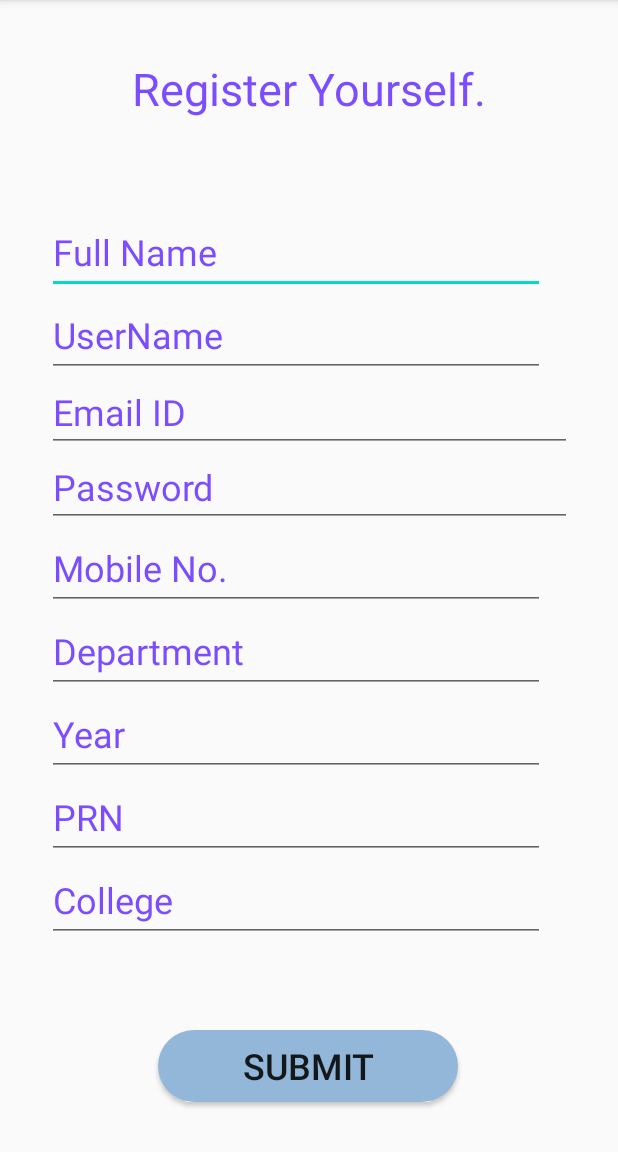
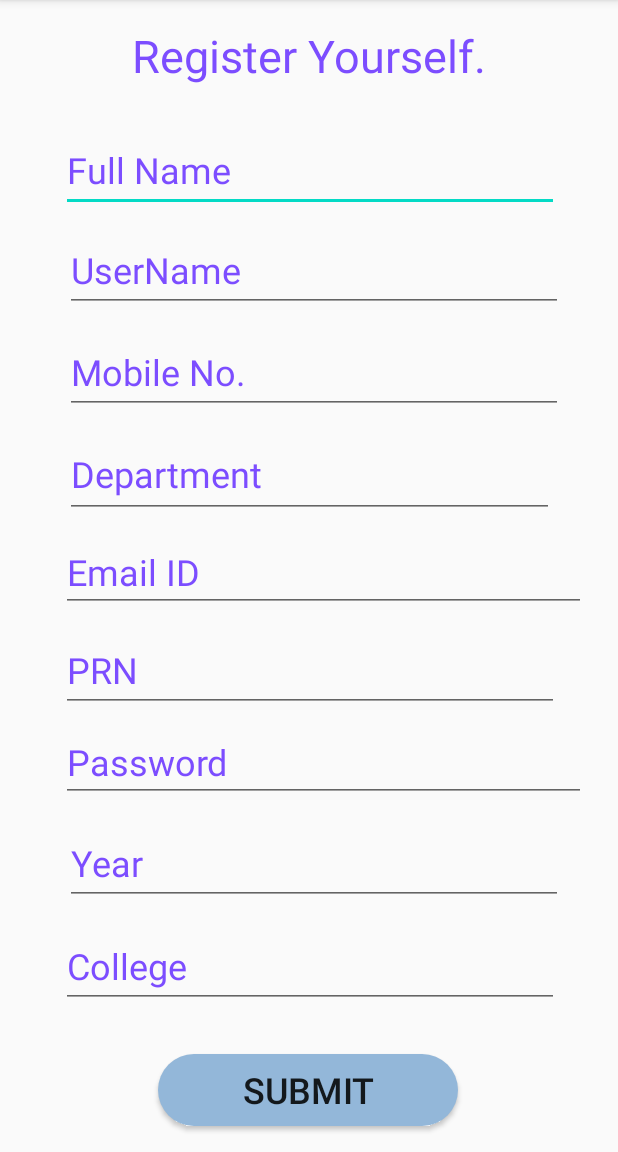
Before and after one commit to BhumikaTrivedi06/AttendanceMarkerQR, an Android app: the stud_reg screen opened directly, with no data from a screen before it, on a phone screen of 412 x 824 dp, the part 84-1236 px from its top. Run offline under Robolectric (Android 15) with nearby library versions, the phone set to English and light mode, and no system bars; our stand-ins replace Firebase (no records; nobody signed in at launch, a user with empty details on screens opened directly); Roboto replaces fonts that are not available here.

Commit message:
Changes Done

```diff
--- a/app/src/main/AndroidManifest.xml
+++ b/app/src/main/AndroidManifest.xml
@@ -6,7 +6,6 @@
     <uses-permission android:name="android.permission.WRITE_EXTERNAL_STORAGE" />
     <uses-permission android:name="android.permission.CAMERA" />
 
-
     <application
         android:allowBackup="true"
         android:icon="@mipmap/ic_launcher"
@@ -14,12 +13,11 @@
         android:roundIcon="@mipmap/ic_launcher_round"
         android:supportsRtl="true"
         android:theme="@style/AppTheme">
-        <activity android:name=".Att_Scanner"></activity>
+        <activity android:name=".Att_Scanner" />
         <activity android:name=".stud_board" />
         <activity android:name=".teach_info" />
         <activity android:name=".teach_board" />
         <activity android:name=".Stud_info" />
-        <activity android:name=".dashboard" />
         <activity android:name=".teach_reg" />
         <activity android:name=".stud_reg" />
         <activity android:name=".teach_login_page" />
--- a/app/src/main/res/layout/activity_stud_reg.xml
+++ b/app/src/main/res/layout/activity_stud_reg.xml
@@ -6,20 +6,6 @@
     android:layout_height="match_parent"
     tools:context=".stud_reg">
 
-    <ScrollView
-        android:layout_width="wrap_content"
-        android:layout_height="wrap_content"
-        app:layout_constraintBottom_toBottomOf="parent"
-        app:layout_constraintEnd_toEndOf="parent"
-        app:layout_constraintStart_toStartOf="parent"
-        app:layout_constraintTop_toTopOf="parent">
-
-        <LinearLayout
-            android:layout_width="wrap_content"
-            android:layout_height="wrap_content"
-            android:orientation="vertical"
-            android:paddingBottom="20dp"
-            android:paddingTop="20dp">
 
     <EditText
         android:id="@+id/edit_s_fullname"
@@ -32,8 +18,10 @@
         android:textSize="24sp"
         app:layout_constraintBottom_toBottomOf="parent"
         app:layout_constraintEnd_toEndOf="parent"
+        app:layout_constraintHorizontal_bias="0.506"
         app:layout_constraintStart_toStartOf="parent"
-                app:layout_constraintTop_toTopOf="parent" />
+        app:layout_constraintTop_toTopOf="parent"
+        app:layout_constraintVertical_bias="0.121" />
 
     <EditText
         android:id="@+id/edit_s_username"
@@ -46,10 +34,10 @@
         android:textSize="24sp"
         app:layout_constraintBottom_toBottomOf="parent"
         app:layout_constraintEnd_toEndOf="parent"
+        app:layout_constraintHorizontal_bias="0.544"
         app:layout_constraintStart_toStartOf="parent"
-                app:layout_constraintTop_toTopOf="parent" />
-
-
+        app:layout_constraintTop_toTopOf="parent"
+        app:layout_constraintVertical_bias="0.214" />
 
     <EditText
         android:id="@+id/edit_email1"
@@ -62,10 +50,10 @@
         android:textSize="24sp"
         app:layout_constraintBottom_toBottomOf="parent"
         app:layout_constraintEnd_toEndOf="parent"
-                app:layout_constraintHorizontal_bias="0.491"
+        app:layout_constraintHorizontal_bias="0.655"
         app:layout_constraintStart_toStartOf="parent"
         app:layout_constraintTop_toTopOf="parent"
-                app:layout_constraintVertical_bias="0.346" />
+        app:layout_constraintVertical_bias="0.499" />
 
     <EditText
         android:id="@+id/edit_pswd1"
@@ -78,42 +66,43 @@
         android:textSize="24sp"
         app:layout_constraintBottom_toBottomOf="parent"
         app:layout_constraintEnd_toEndOf="parent"
-                app:layout_constraintHorizontal_bias="0.491"
+        app:layout_constraintHorizontal_bias="0.655"
         app:layout_constraintStart_toStartOf="parent"
         app:layout_constraintTop_toTopOf="parent"
-                app:layout_constraintVertical_bias="0.477" />
+        app:layout_constraintVertical_bias="0.675" />
 
     <EditText
         android:id="@+id/edit_s_mobile"
         android:layout_width="332dp"
         android:layout_height="55dp"
         android:ems="10"
-                android:textSize="24sp"
         android:hint="Mobile No."
         android:inputType="phone"
         android:textColorHint="#7C4DFF"
+        android:textSize="24sp"
         app:layout_constraintBottom_toBottomOf="parent"
         app:layout_constraintEnd_toEndOf="parent"
-                app:layout_constraintHorizontal_bias="0.506"
+        app:layout_constraintHorizontal_bias="0.544"
         app:layout_constraintStart_toStartOf="parent"
         app:layout_constraintTop_toTopOf="parent"
-                app:layout_constraintVertical_bias="0.244" />
+        app:layout_constraintVertical_bias="0.31" />
 
     <EditText
         android:id="@+id/edit_s_dept"
-                android:layout_width="332dp"
-                android:layout_height="55dp"
+        android:layout_width="326dp"
+        android:layout_height="58dp"
         android:ems="10"
         android:hint="Department"
-                android:textSize="24sp"
         android:inputType="textPersonName"
         android:textColorHint="#7C4DFF"
+        android:textSize="24sp"
         app:layout_constraintBottom_toBottomOf="parent"
         app:layout_constraintEnd_toEndOf="parent"
-                app:layout_constraintHorizontal_bias="0.506"
+        app:layout_constraintHorizontal_bias="0.505"
         app:layout_constraintStart_toStartOf="parent"
         app:layout_constraintTop_toTopOf="parent"
-                app:layout_constraintVertical_bias="0.368" />
+        app:layout_constraintVertical_bias="0.405" />
+
 
     <EditText
         android:id="@+id/edit_s_year"
@@ -121,15 +110,15 @@
         android:layout_height="55dp"
         android:ems="10"
         android:hint="Year"
-                android:textSize="24sp"
         android:inputType="number"
         android:textColorHint="#7C4DFF"
+        android:textSize="24sp"
         app:layout_constraintBottom_toBottomOf="parent"
         app:layout_constraintEnd_toEndOf="parent"
-                app:layout_constraintHorizontal_bias="0.506"
+        app:layout_constraintHorizontal_bias="0.544"
         app:layout_constraintStart_toStartOf="parent"
         app:layout_constraintTop_toTopOf="parent"
-                app:layout_constraintVertical_bias="0.483" />
+        app:layout_constraintVertical_bias="0.769" />
 
     <EditText
         android:id="@+id/edit_s_prn"
@@ -137,15 +126,15 @@
         android:layout_height="55dp"
         android:ems="10"
         android:hint="PRN"
-                android:textSize="24sp"
         android:inputType="number|text"
         android:textColorHint="#7C4DFF"
+        android:textSize="24sp"
         app:layout_constraintBottom_toBottomOf="parent"
         app:layout_constraintEnd_toEndOf="parent"
         app:layout_constraintHorizontal_bias="0.506"
         app:layout_constraintStart_toStartOf="parent"
         app:layout_constraintTop_toTopOf="parent"
-                app:layout_constraintVertical_bias="0.605" />
+        app:layout_constraintVertical_bias="0.588" />
 
     <EditText
         android:id="@+id/edit_s_clg"
@@ -153,21 +142,15 @@
         android:layout_height="55dp"
         android:ems="10"
         android:hint="College"
-                android:textSize="24sp"
         android:inputType="textPersonName"
         android:textColorHint="#7C4DFF"
+        android:textSize="24sp"
         app:layout_constraintBottom_toBottomOf="parent"
         app:layout_constraintEnd_toEndOf="parent"
         app:layout_constraintHorizontal_bias="0.506"
         app:layout_constraintStart_toStartOf="parent"
         app:layout_constraintTop_toTopOf="parent"
-                app:layout_constraintVertical_bias="0.73" />
-
-
-
-        </LinearLayout>
-    </ScrollView>
-
+        app:layout_constraintVertical_bias="0.865" />
 
     <Button
         android:id="@+id/but_submt1"
@@ -181,7 +164,7 @@
         app:layout_constraintHorizontal_bias="0.497"
         app:layout_constraintStart_toStartOf="parent"
         app:layout_constraintTop_toTopOf="parent"
-        app:layout_constraintVertical_bias="0.954" />
+        app:layout_constraintVertical_bias="0.976" />
 
     <TextView
         android:id="@+id/textView"
@@ -195,7 +178,7 @@
         app:layout_constraintEnd_toEndOf="parent"
         app:layout_constraintStart_toStartOf="parent"
         app:layout_constraintTop_toTopOf="parent"
-        app:layout_constraintVertical_bias="0.053" />
+        app:layout_constraintVertical_bias="0.023" />
 
 
 </androidx.constraintlayout.widget.ConstraintLayout>
```
Also changed, not shown: app/src/main/java/com/example/attendancemarkerqr/ChoicePage.java (+9 -4 lines), app/src/main/java/com/example/attendancemarkerqr/MainActivity.java (+5 -4 lines), app/src/main/java/com/example/attendancemarkerqr/dashboard.java (deleted, +0 -14 lines), app/src/main/java/com/example/attendancemarkerqr/stud_login_page.java (+10 -1 lines), app/src/main/java/com/example/attendancemarkerqr/stud_reg.java (+62 -3 lines), app/src/main/java/com/example/attendancemarkerqr/teach_login_page.java (+9 -0 lines), app/src/main/java/com/example/attendancemarkerqr/teach_reg.java (+63 -0 lines), app/src/main/res/layout/activity_teach_reg.xml (+24 -43 lines). Lines whose indentation alone changed are shown as unchanged.
